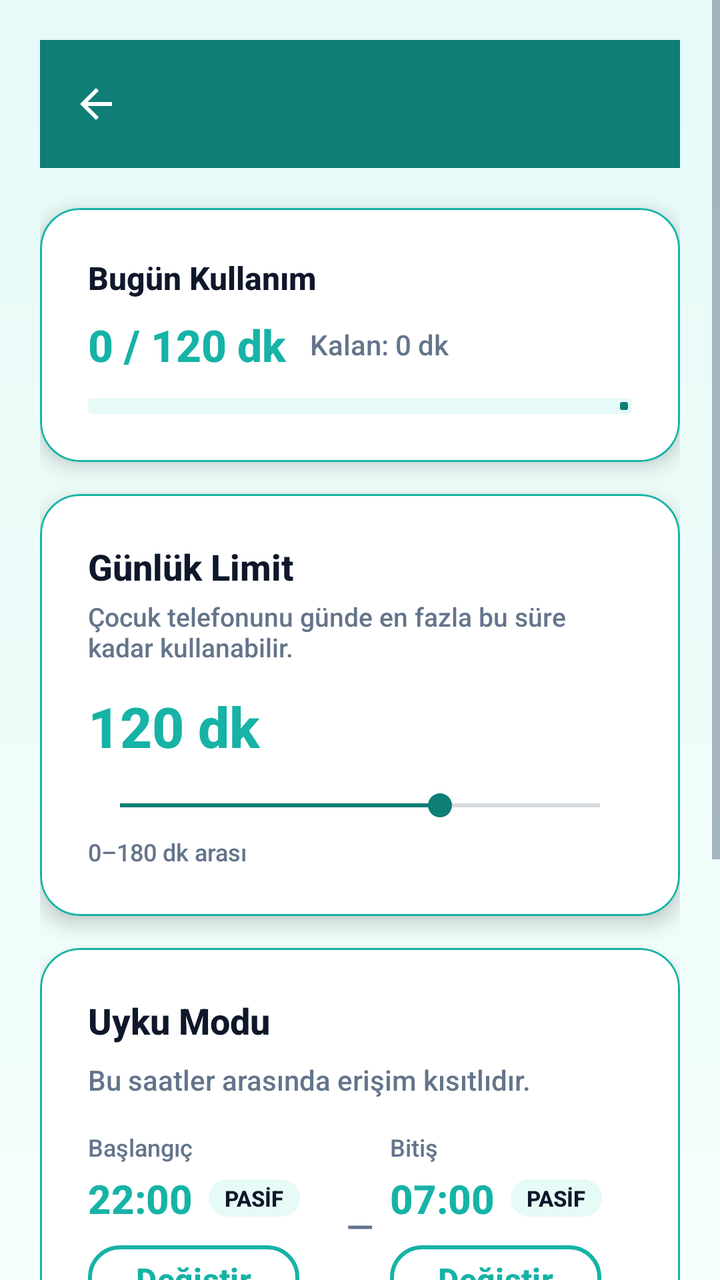
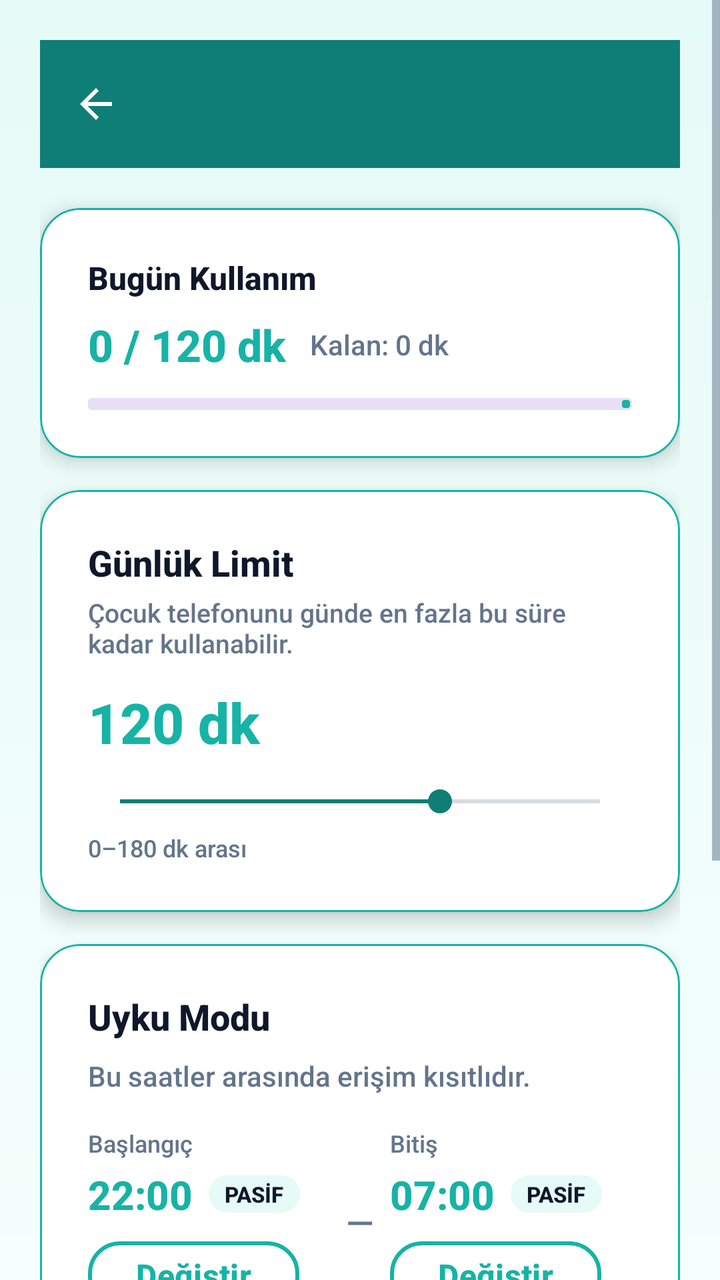

Before-and-after screenshots of an Android layout around one commit, followed by the original layout XML and the change that was made.
<!-- AndroidManifest.xml: application theme Theme.BrainBuddy -->
<!-- res/layout/activity_screen_time.xml -->
<?xml version="1.0" encoding="utf-8"?>
<ScrollView xmlns:android="http://schemas.android.com/apk/res/android"
    xmlns:app="http://schemas.android.com/apk/res-auto"
    android:layout_width="match_parent"
    android:layout_height="match_parent"
    android:orientation="vertical"
    android:background="@drawable/bg_gradient"
    android:fillViewport="true">

    <LinearLayout
        android:layout_width="match_parent"
        android:layout_height="wrap_content"
        android:orientation="vertical"
        android:padding="20dp">

        <com.google.android.material.appbar.MaterialToolbar
            android:id="@+id/toolbar"
            android:layout_width="match_parent"
            android:layout_height="?attr/actionBarSize"
            android:background="@color/bb_turquoise_dark"
            app:titleTextColor="@color/white"
            app:navigationIcon="?attr/homeAsUpIndicator"
            app:navigationIconTint="@color/white" />

        
        <com.google.android.material.card.MaterialCardView
            style="@style/BB.Card"
            android:layout_width="match_parent"
            android:layout_height="wrap_content"
            android:layout_marginTop="20dp"
            app:cardBackgroundColor="@color/white"
            app:cardCornerRadius="20dp"
            app:cardElevation="6dp">

            <LinearLayout
                android:layout_width="match_parent"
                android:layout_height="wrap_content"
                android:orientation="vertical"
                android:padding="24dp">

                <TextView
                    android:id="@+id/tvTodayUsageTitle"
                    android:layout_width="match_parent"
                    android:layout_height="wrap_content"
                    android:text="Bugün Kullanım"
                    android:textSize="16sp"
                    android:textStyle="bold"
                    android:textColor="@color/bb_text" />

                <LinearLayout
                    android:layout_width="match_parent"
                    android:layout_height="wrap_content"
                    android:orientation="horizontal"
                    android:layout_marginTop="8dp"
                    android:gravity="center_vertical">

                    <TextView
                        android:id="@+id/tvTodayUsageValue"
                        android:layout_width="wrap_content"
                        android:layout_height="wrap_content"
                        android:text="0 / 120 dk"
                        android:textSize="22sp"
                        android:textStyle="bold"
                        android:textColor="@color/bb_primary" />

                    <TextView
                        android:id="@+id/tvTodayUsageRemaining"
                        android:layout_width="wrap_content"
                        android:layout_height="wrap_content"
                        android:layout_marginStart="12dp"
                        android:text="Kalan: 0 dk"
                        android:textSize="14sp"
                        android:textColor="@color/bb_text_muted" />
                </LinearLayout>

                <com.google.android.material.progressindicator.LinearProgressIndicator
                    android:id="@+id/progressTodayUsage"
                    android:layout_width="match_parent"
                    android:layout_height="wrap_content"
                    android:layout_marginTop="12dp"
                    android:indeterminate="false"
                    app:indicatorDirection="leftToRight"
                    app:trackThickness="8dp"
                    app:indicatorColor="@color/bb_turquoise_dark"
                    app:trackColor="@color/bb_turquoise_light" />
            </LinearLayout>
        </com.google.android.material.card.MaterialCardView>

        
        <com.google.android.material.card.MaterialCardView
            style="@style/BB.Card"
            android:layout_width="match_parent"
            android:layout_height="wrap_content"
            android:layout_marginTop="16dp"
            app:cardBackgroundColor="@color/white"
            app:cardCornerRadius="20dp"
            app:cardElevation="6dp">

            <LinearLayout
                android:layout_width="match_parent"
                android:layout_height="wrap_content"
                android:orientation="vertical"
                android:padding="24dp">

                <TextView
                    android:layout_width="match_parent"
                    android:layout_height="wrap_content"
                    android:text="Günlük Limit"
                    android:textSize="18sp"
                    android:textStyle="bold"
                    android:textColor="@color/bb_text" />

                <TextView
                    android:layout_width="match_parent"
                    android:layout_height="wrap_content"
                    android:layout_marginTop="4dp"
                    android:text="Çocuk telefonunu günde en fazla bu süre kadar kullanabilir."
                    android:textSize="13sp"
                    android:textColor="@color/bb_text_muted" />

                <TextView
                    android:id="@+id/tvMinutesValue"
                    android:layout_width="match_parent"
                    android:layout_height="wrap_content"
                    android:layout_marginTop="12dp"
                    android:text="120 dk"
                    android:textSize="28sp"
                    android:textStyle="bold"
                    android:textColor="@color/bb_primary" />

                <SeekBar
                    android:id="@+id/seekMinutes"
                    android:layout_width="match_parent"
                    android:layout_height="wrap_content"
                    android:layout_marginTop="12dp"
                    android:max="180"
                    android:progress="120" />

                <TextView
                    android:id="@+id/tvMinutesRange"
                    android:layout_width="match_parent"
                    android:layout_height="wrap_content"
                    android:layout_marginTop="6dp"
                    android:text="0–180 dk arası"
                    android:textSize="12sp"
                    android:textColor="@color/bb_text_muted" />
            </LinearLayout>
        </com.google.android.material.card.MaterialCardView>

        
        <com.google.android.material.card.MaterialCardView
            style="@style/BB.Card"
            android:layout_width="match_parent"
            android:layout_height="wrap_content"
            android:layout_marginTop="16dp"
            app:cardBackgroundColor="@color/white"
            app:cardCornerRadius="20dp"
            app:cardElevation="6dp">

            <LinearLayout
                android:layout_width="match_parent"
                android:layout_height="wrap_content"
                android:orientation="vertical"
                android:padding="24dp">

                <TextView
                    android:layout_width="match_parent"
                    android:layout_height="wrap_content"
                    android:text="Uyku Modu"
                    android:textSize="18sp"
                    android:textStyle="bold"
                    android:textColor="@color/bb_text" />

                <TextView
                    android:layout_width="match_parent"
                    android:layout_height="wrap_content"
                    android:layout_marginTop="8dp"
                    android:text="Bu saatler arasında erişim kısıtlıdır."
                    android:textSize="14sp"
                    android:textColor="@color/bb_text_muted" />

                <LinearLayout
                    android:layout_width="match_parent"
                    android:layout_height="wrap_content"
                    android:orientation="horizontal"
                    android:layout_marginTop="16dp"
                    android:gravity="center_vertical">

                    <LinearLayout
                        android:layout_width="0dp"
                        android:layout_height="wrap_content"
                        android:layout_weight="1"
                        android:orientation="vertical">

                        <TextView
                            android:layout_width="wrap_content"
                            android:layout_height="wrap_content"
                            android:text="Başlangıç"
                            android:textSize="12sp"
                            android:textColor="@color/bb_text_muted" />

                        <LinearLayout
                            android:layout_width="wrap_content"
                            android:layout_height="wrap_content"
                            android:orientation="horizontal"
                            android:gravity="center_vertical"
                            android:layout_marginTop="4dp">

                            <TextView
                                android:id="@+id/tvSleepStart"
                                android:layout_width="wrap_content"
                                android:layout_height="wrap_content"
                                android:textSize="20sp"
                                android:textStyle="bold"
                                android:textColor="@color/bb_primary"
                                android:text="22:00" />

                            <TextView
                                android:id="@+id/tvSleepStartStatus"
                                android:layout_width="wrap_content"
                                android:layout_height="wrap_content"
                                android:layout_marginStart="8dp"
                                android:paddingHorizontal="8dp"
                                android:paddingVertical="2dp"
                                android:background="@drawable/bg_chip_neutral"
                                android:text="PASİF"
                                android:textSize="11sp"
                                android:textStyle="bold"
                                android:textColor="@color/bb_text" />
                        </LinearLayout>

                        <com.google.android.material.button.MaterialButton
                            android:id="@+id/btnSleepStart"
                            style="@style/BBButtonAlt"
                            android:layout_width="wrap_content"
                            android:layout_height="wrap_content"
                            android:layout_marginTop="6dp"
                            android:text="Değiştir"
                            android:minWidth="0dp"
                            android:minHeight="0dp"
                            android:paddingHorizontal="12dp" />
                    </LinearLayout>

                    <TextView
                        android:layout_width="wrap_content"
                        android:layout_height="wrap_content"
                        android:text="—"
                        android:textSize="18sp"
                        android:textColor="@color/bb_text_muted"
                        android:layout_marginHorizontal="8dp" />

                    <LinearLayout
                        android:layout_width="0dp"
                        android:layout_height="wrap_content"
                        android:layout_weight="1"
                        android:orientation="vertical">

                        <TextView
                            android:layout_width="wrap_content"
                            android:layout_height="wrap_content"
                            android:text="Bitiş"
                            android:textSize="12sp"
                            android:textColor="@color/bb_text_muted" />

                        <LinearLayout
                            android:layout_width="wrap_content"
                            android:layout_height="wrap_content"
                            android:orientation="horizontal"
                            android:gravity="center_vertical"
                            android:layout_marginTop="4dp">

                            <TextView
                                android:id="@+id/tvSleepEnd"
                                android:layout_width="wrap_content"
                                android:layout_height="wrap_content"
                                android:textSize="20sp"
                                android:textStyle="bold"
                                android:textColor="@color/bb_primary"
                                android:text="07:00" />

                            <TextView
                                android:id="@+id/tvSleepEndStatus"
                                android:layout_width="wrap_content"
                                android:layout_height="wrap_content"
                                android:layout_marginStart="8dp"
                                android:paddingHorizontal="8dp"
                                android:paddingVertical="2dp"
                                android:background="@drawable/bg_chip_neutral"
                                android:text="PASİF"
                                android:textSize="11sp"
                                android:textStyle="bold"
                                android:textColor="@color/bb_text" />
                        </LinearLayout>

                        <com.google.android.material.button.MaterialButton
                            android:id="@+id/btnSleepEnd"
                            style="@style/BBButtonAlt"
                            android:layout_width="wrap_content"
                            android:layout_height="wrap_content"
                            android:layout_marginTop="6dp"
                            android:text="Değiştir"
                            android:minWidth="0dp"
                            android:minHeight="0dp"
                            android:paddingHorizontal="12dp" />
                    </LinearLayout>
                </LinearLayout>
            </LinearLayout>
        </com.google.android.material.card.MaterialCardView>

        
        <com.google.android.material.card.MaterialCardView
            style="@style/BB.Card"
            android:layout_width="match_parent"
            android:layout_height="wrap_content"
            android:layout_marginTop="16dp"
            android:layout_marginBottom="24dp"
            app:cardBackgroundColor="@color/bb_turquoise_light"
            app:cardCornerRadius="20dp"
            app:cardElevation="6dp">

            <LinearLayout
                android:layout_width="match_parent"
                android:layout_height="wrap_content"
                android:orientation="vertical"
                android:padding="24dp">

                <TextView
                    android:layout_width="match_parent"
                    android:layout_height="wrap_content"
                    android:text="Hızlı İzin"
                    android:textSize="18sp"
                    android:textStyle="bold"
                    android:textColor="@color/bb_text" />

                <TextView
                    android:layout_width="match_parent"
                    android:layout_height="wrap_content"
                    android:layout_marginTop="8dp"
                    android:text="Çocuğa şimdi anlık süre ver (limit/uyku kısıtını geçici olarak kaldırır)."
                    android:textSize="14sp"
                    android:textColor="@color/bb_text_muted" />

                <TextView
                    android:id="@+id/tvQuickAllowCountdown"
                    android:layout_width="match_parent"
                    android:layout_height="wrap_content"
                    android:layout_marginTop="8dp"
                    android:text="Aktif izin yok"
                    android:textSize="13sp"
                    android:textColor="@color/bb_text" />

                <LinearLayout
                    android:id="@+id/layoutQuickAllowPremiumOptions"
                    android:layout_width="match_parent"
                    android:layout_height="wrap_content"
                    android:layout_marginTop="8dp"
                    android:orientation="horizontal"
                    android:gravity="center_vertical"
                    android:visibility="gone">

                    <com.google.android.material.chip.Chip
                        android:id="@+id/chipQuick5"
                        style="@style/Widget.MaterialComponents.Chip.Choice"
                        android:layout_width="wrap_content"
                        android:layout_height="wrap_content"
                        android:text="5 dk" />

                    <com.google.android.material.chip.Chip
                        android:id="@+id/chipQuick10"
                        style="@style/Widget.MaterialComponents.Chip.Choice"
                        android:layout_width="wrap_content"
                        android:layout_height="wrap_content"
                        android:layout_marginStart="4dp"
                        android:text="10 dk" />

                    <com.google.android.material.chip.Chip
                        android:id="@+id/chipQuick15"
                        style="@style/Widget.MaterialComponents.Chip.Choice"
                        android:layout_width="wrap_content"
                        android:layout_height="wrap_content"
                        android:layout_marginStart="4dp"
                        android:text="15 dk" />

                    <com.google.android.material.chip.Chip
                        android:id="@+id/chipQuick30"
                        style="@style/Widget.MaterialComponents.Chip.Choice"
                        android:layout_width="wrap_content"
                        android:layout_height="wrap_content"
                        android:layout_marginStart="4dp"
                        android:text="30 dk" />
                </LinearLayout>

                <TextView
                    android:id="@+id/tvQuickAllowPremiumHint"
                    android:layout_width="match_parent"
                    android:layout_height="wrap_content"
                    android:layout_marginTop="4dp"
                    android:text="Premium ile süre seçilebilir"
                    android:textSize="12sp"
                    android:textColor="@color/bb_text_muted"
                    android:visibility="gone" />

                <com.google.android.material.button.MaterialButton
                    android:id="@+id/btnGrantQuick"
                    style="@style/BBButton"
                    android:layout_width="match_parent"
                    android:layout_height="wrap_content"
                    android:layout_marginTop="12dp"
                    android:text="Şimdi 10 dk izin ver" />
            </LinearLayout>
        </com.google.android.material.card.MaterialCardView>
    </LinearLayout>
</ScrollView>
<!-- resources referenced by this layout -->
<resources>
  <color name="bb_primary">@color/emerald</color>
  <color name="bb_text">@color/textPrimary</color>
  <color name="bb_text_muted">@color/textSecondary</color>
  <color name="bb_turquoise_dark">@color/emeraldDark</color>
  <color name="bb_turquoise_light">@color/emeraldSoft</color>
  <color name="white">#FFFFFF</color>
  <!-- drawable bg_chip_neutral (drawable) -->
  <?xml version="1.0" encoding="utf-8"?>
  <shape xmlns:android="http://schemas.android.com/apk/res/android"
      android:shape="rectangle">
      <solid android:color="@color/bb_turquoise_light" />
      <corners android:radius="50dp" />
  </shape>
  <!-- drawable bg_gradient (drawable) -->
  <?xml version="1.0" encoding="utf-8"?>
  <layer-list xmlns:android="http://schemas.android.com/apk/res/android">
      <item>
          <shape>
              <gradient
                  android:angle="270"
                  android:startColor="@color/emerald_light"
                  android:endColor="@color/emerald_surface"/>
          </shape>
      </item>
  </layer-list>
  <style name="BB.Card">
          <item name="android:background">@drawable/bg_card</item>
          <item name="android:padding">20dp</item>
      </style>
  <style name="BBButton" parent="Widget.Material3.Button">
          <item name="android:minHeight">56dp</item>
          <item name="android:paddingStart">24dp</item>
          <item name="android:paddingEnd">24dp</item>
          <item name="cornerRadius">16dp</item>
          <item name="android:textAllCaps">false</item>
          <item name="android:textColor">?attr/colorOnPrimary</item>
          <item name="android:textSize">16sp</item>
          <item name="android:textStyle">bold</item>
          <item name="backgroundTint">?attr/colorPrimary</item>
      </style>
  <style name="BBButtonAlt" parent="Widget.Material3.Button.OutlinedButton">
          <item name="android:minHeight">56dp</item>
          <item name="cornerRadius">16dp</item>
          <item name="android:textAllCaps">false</item>
          <item name="android:textColor">?attr/colorPrimary</item>
          <item name="strokeColor">?attr/colorPrimary</item>
          <item name="strokeWidth">2dp</item>
      </style>
  <color name="emerald">#16B3A6</color>
  <color name="textPrimary">#0F172A</color>
  <color name="textSecondary">#64748B</color>
  <color name="emeraldDark">#0E7E76</color>
  <color name="emeraldSoft">#E6FAF7</color>
  <color name="emerald_light">@color/emeraldSoft</color>
  <color name="emerald_surface">#F5FFFD</color>
  <!-- drawable bg_card (drawable) -->
  <?xml version="1.0" encoding="utf-8"?>
  <shape xmlns:android="http://schemas.android.com/apk/res/android">
      <solid android:color="@color/bb_card"/>
      <corners android:radius="20dp"/>
      <padding
          android:left="16dp"
          android:top="16dp"
          android:right="16dp"
          android:bottom="16dp"/>
  </shape>
  <color name="bb_secondary">@color/emeraldDark</color>
  <color name="bb_accent">@color/emerald</color>
  <color name="black">#000000</color>
  <color name="bb_error">@color/danger</color>
  <color name="bb_bg">@color/emeraldSoft</color>
  <color name="bb_surface_container">@color/emerald_surface</color>
  <color name="bb_outline_variant">@color/emerald_primary</color>
  <color name="emerald_dark">@color/emeraldDark</color>
  <color name="bb_card">#FFFFFF</color>
  <color name="danger">#EF4444</color>
  <color name="emerald_primary">@color/emerald</color>
  <!-- unchanged entries left out for length: 1 -->
</resources>

<!-- the commit's change to res/layout/activity_screen_time.xml (unified diff, before → after) -->
@@ -76,13 +76,10 @@
                 <com.google.android.material.progressindicator.LinearProgressIndicator
                     android:id="@+id/progressTodayUsage"
                     android:layout_width="match_parent"
-                    android:layout_height="wrap_content"
+                    android:layout_height="6dp"
                     android:layout_marginTop="12dp"
                     android:indeterminate="false"
-                    app:indicatorDirection="leftToRight"
-                    app:trackThickness="8dp"
-                    app:indicatorColor="@color/bb_turquoise_dark"
-                    app:trackColor="@color/bb_turquoise_light" />
+                    app:trackThickness="6dp" />
             </LinearLayout>
         </com.google.android.material.card.MaterialCardView>
 
